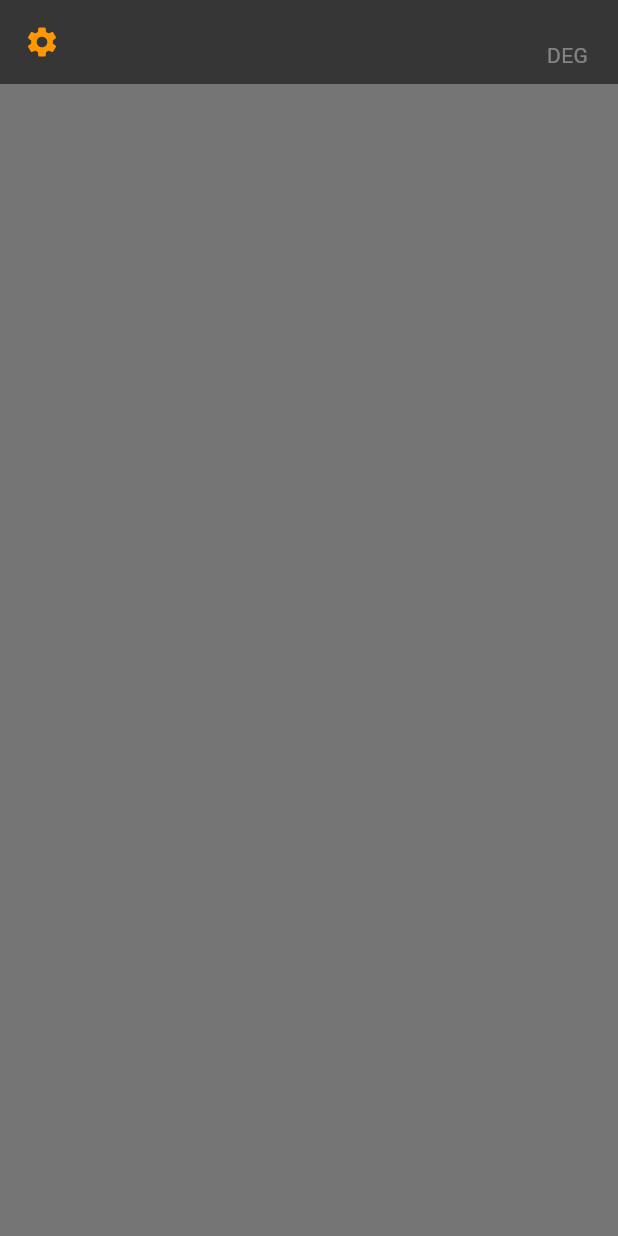
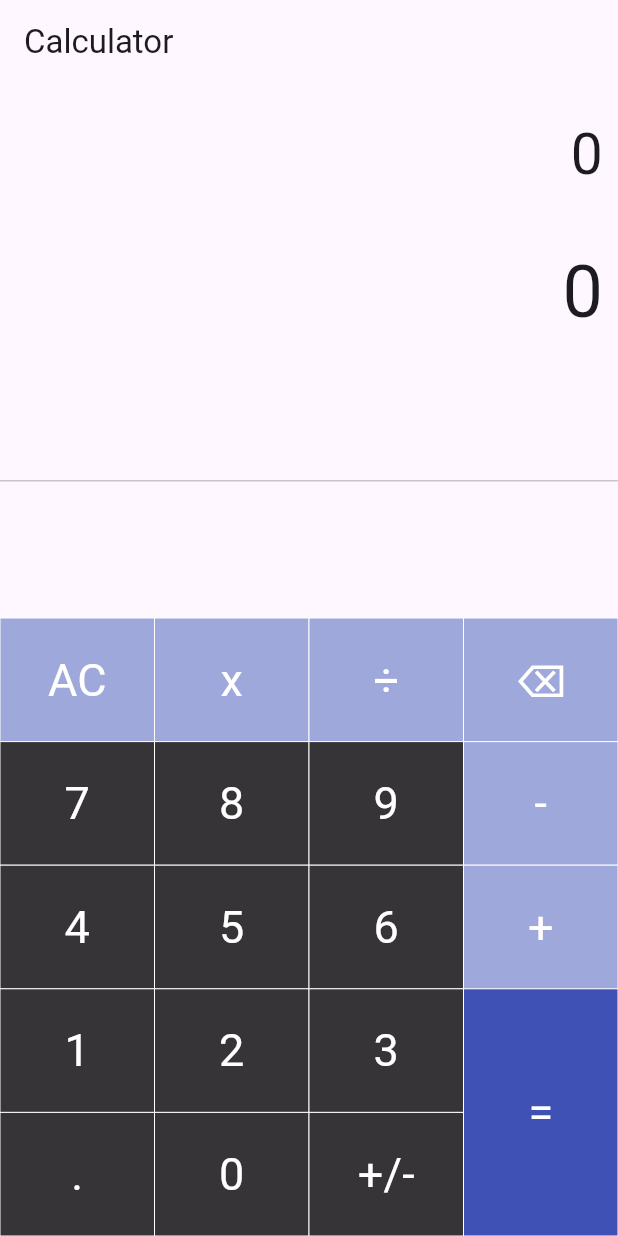
Before and after one commit to almirajankina/flutter-calculator, a Flutter app: the screen it shows after launch, on a phone screen of 412 x 824 dp. Run offline on Flutter 3.47's test engine with Material 3 defaults, Android fonts, the phone set to English and light mode, and no system bars; our stand-ins replace math_expressions.

Commit message:
Finished project

```diff
--- a/lib/calculator_view.dart
+++ b/lib/calculator_view.dart
@@ -1,4 +1,5 @@
 import 'package:flutter/material.dart';
+import 'package:math_expressions/math_expressions.dart';
 
 class CalculatorView extends StatefulWidget {
   const CalculatorView({Key? key}) : super(key: key);
@@ -8,48 +9,219 @@ class CalculatorView extends StatefulWidget {
 }
 
 class _CalculatorViewState extends State<CalculatorView> {
+
   String equation = "0";
   String result = "0";
   String expression = "";
   double equationFontSize = 38.0;
   double resultFontSize = 48.0;
 
+  buttonPressed(String buttonText){
+    setState(() {
+      if(buttonText == "AC"){
+        equation = "0";
+        result = "0";
+        equationFontSize = 38.0;
+        resultFontSize = 48.0;
+      }
 
+      else if(buttonText == "⌫"){
+        equationFontSize = 48.0;
+        resultFontSize = 38.0;
+        equation = equation.substring(0, equation.length - 1);
+        if(equation == ""){
+          equation = "0";
+        }
+      }
 
-  buttonPressed(String buttonText){
-    // add the function here
+      else if (buttonText == "+/-") {
+        if (equation[0] != '-') {
+          equation = '-$equation';
+        } else {
+          equation = equation.substring(1);
+        }
+
+      }
+      else if(buttonText == "="){
+        equationFontSize = 38.0;
+        resultFontSize = 48.0;
+
+        expression = equation;
+        expression = expression.replaceAll('×', '*');
+        expression = expression.replaceAll('÷', '/');
+
+        try{
+          Parser p = Parser();
+          Expression exp = p.parse(expression);
+
+          ContextModel cm = ContextModel();
+          result = '${exp.evaluate(EvaluationType.REAL, cm)}';
+        }catch(e){
+          result = "Error";
+        }
+
+      }
+
+      else{
+        equationFontSize = 48.0;
+        resultFontSize = 38.0;
+        if(equation == "0"){
+          equation = buttonText;
+        }else {
+          equation = equation + buttonText;
+        }
+      }
+    });
   }
 
-  setSate(){
-    if(buttonText == "AC"){
-      equation == "0";
-      result = "0";
-    } else if(buttonText == ""){
-      equation = equation.substring(0, equation.length - 1);
-    }
+  Widget buildButton(String buttonText, double buttonHeight, Color buttonColor){
+    return Container(
+      height: MediaQuery.of(context).size.height * 0.1 * buttonHeight,
+      color: buttonColor,
+      child: TextButton(
+        style: ButtonStyle(
+          shape: MaterialStateProperty.all<RoundedRectangleBorder>(
+            RoundedRectangleBorder(
+            borderRadius: BorderRadius.circular(0.0),
+            side: BorderSide(
+              color: Colors.white,
+              width: 0,
+              style: BorderStyle.solid
+              )
+            )
+          ),
+            padding: MaterialStateProperty.all<EdgeInsetsGeometry>(
+              EdgeInsets.all(16.0),
+            ),
+            backgroundColor: MaterialStateProperty.all<Color>(buttonColor),
+        ),
+          onPressed: () => buttonPressed(buttonText),
+          child: Text(
+            buttonText,
+            style: TextStyle(
+                fontSize: 30.0,
+                fontWeight: FontWeight.normal,
+                color: Colors.white
+            ),
+          )
+      ),
+    );
   }
+
 
   @override
   Widget build(BuildContext context) {
     return Scaffold(
-        backgroundColor: Colors.black54,
-        appBar: AppBar(
-          elevation: 0,
-          backgroundColor: Colors.black54,
-          leading: const Icon(Icons.settings, color: Colors.orange),
-          actions: const [
-            Padding(
-              padding: EdgeInsets.only(top: 18.0),
-              child: Text('DEG', style: TextStyle(color: Colors.white38)),
-            ),
-            SizedBox(width: 20),
-          ],
-        ),
-        body: SafeArea(
-          child: Column(),// Rows
-        ));
+      appBar: AppBar(title: Text('Calculator')),
+      body: Column(
+        children: <Widget>[
 
-    //
 
+          Container(
+            alignment: Alignment.centerRight,
+            padding: EdgeInsets.fromLTRB(10, 20, 10, 0),
+            child: Text(equation, style: TextStyle(fontSize: equationFontSize),),
+          ),
+
+
+          Container(
+            alignment: Alignment.centerRight,
+            padding: EdgeInsets.fromLTRB(10, 30, 10, 0),
+            child: Text(result, style: TextStyle(fontSize: resultFontSize),),
+          ),
+
+
+          Expanded(
+            child: Divider(),
+          ),
+
+
+          Row(
+            mainAxisAlignment: MainAxisAlignment.center,
+            children: <Widget>[
+              Container(
+                width: MediaQuery.of(context).size.width * .75,
+                child: Table(
+                  children: [
+                    TableRow(
+                        children: [
+                          buildButton("AC", 1, Colors.indigo[200]!),
+                          buildButton("x", 1, Colors.indigo[200]!),
+                          buildButton("÷", 1, Colors.indigo[200]!),
+                        ]
+                    ),
+
+                    TableRow(
+                        children: [
+                          buildButton("7", 1, Colors.black54),
+                          buildButton("8", 1, Colors.black54),
+                          buildButton("9", 1, Colors.black54),
+                        ]
+                    ),
+
+                    TableRow(
+                        children: [
+                          buildButton("4", 1, Colors.black54),
+                          buildButton("5", 1, Colors.black54),
+                          buildButton("6", 1, Colors.black54),
+                        ]
+                    ),
+
+                    TableRow(
+                        children: [
+                          buildButton("1", 1, Colors.black54),
+                          buildButton("2", 1, Colors.black54),
+                          buildButton("3", 1, Colors.black54),
+                        ]
+                    ),
+
+                    TableRow(
+                        children: [
+                          buildButton(".", 1, Colors.black54),
+                          buildButton("0", 1, Colors.black54),
+                          buildButton("+/-", 1, Colors.black54),
+                        ]
+                    ),
+                  ],
+                ),
+              ),
+
+
+              Container(
+                width: MediaQuery.of(context).size.width * 0.25,
+                child: Table(
+                  children: [
+                    TableRow(
+                        children: [
+                          buildButton("⌫", 1, Colors.indigo[200]!),
+                        ]
+                    ),
+
+                    TableRow(
+                        children: [
+                          buildButton("-", 1, Colors.indigo[200]!),
+                        ]
+                    ),
+
+                    TableRow(
+                        children: [
+                          buildButton("+", 1, Colors.indigo[200]!),
+                        ]
+                    ),
+
+                    TableRow(
+                        children: [
+                          buildButton("=", 2, Colors.indigo),
+                        ]
+                    ),
+                  ],
+                ),
+              )
+            ],
+          ),
+
+        ],
+      ),
+    );
   }
 }
--- a/lib/main.dart
+++ b/lib/main.dart
@@ -13,7 +13,7 @@ class MyApp extends StatelessWidget {
     return MaterialApp(
       title: 'Calculator for Kazguu',
       theme: ThemeData(
-        primarySwatch: Colors.blue,
+        primarySwatch: Colors.indigo,
       ),
       debugShowCheckedModeBanner: false,
       home: const CalculatorView(),
```
